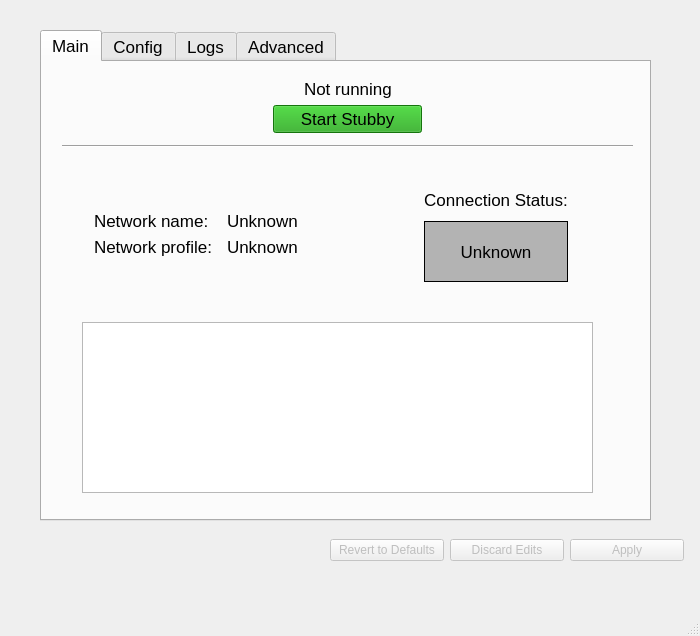
The window that mainwindow.ui (Sinodun/Stubby_Manager) describes before a commit, drawn with Qt 5.
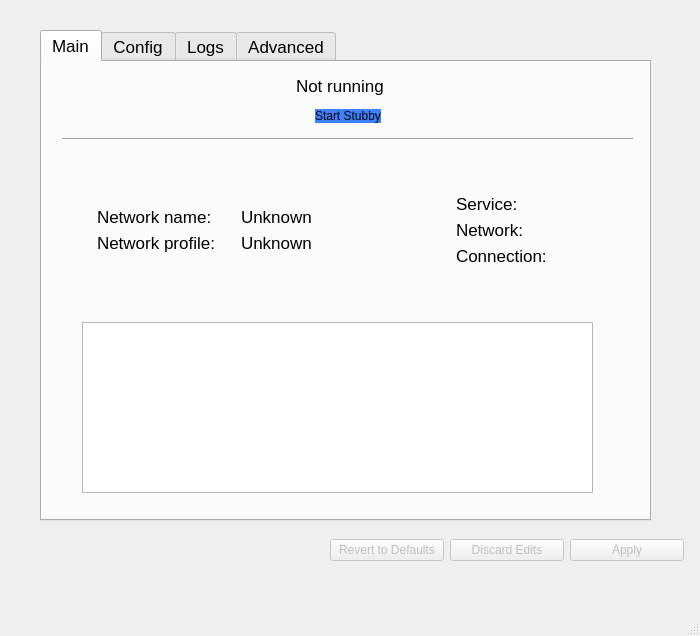
The same window after the commit.

Commit message: Add individual status buttons

```diff
--- a/mainwindow.ui
+++ b/mainwindow.ui
@@ -53,7 +53,7 @@
       </property>
       <layout class="QVBoxLayout" name="verticalLayout" stretch="1,1,0,0,6">
        <item>
-        <layout class="QHBoxLayout" name="horizontalLayout" stretch="0,0,0">
+        <layout class="QHBoxLayout" name="horizontalLayout" stretch="0,0,0,0">
          <item>
           <spacer name="horizontalSpacer">
            <property name="orientation">
@@ -69,17 +69,18 @@
          </item>
          <item>
           <widget class="QLabel" name="runningStatus">
-           <property name="font">
-            <font>
-             <family>Arial</family>
-             <pointsize>13</pointsize>
-            </font>
-           </property>
            <property name="text">
             <string>Not running</string>
            </property>
            <property name="alignment">
-            <set>Qt::AlignBottom|Qt::AlignLeading|Qt::AlignLeft</set>
+            <set>Qt::AlignLeading|Qt::AlignLeft|Qt::AlignVCenter</set>
+           </property>
+          </widget>
+         </item>
+         <item>
+          <widget class="QLabel" name="stubbyStatus">
+           <property name="text">
+            <string/>
            </property>
           </widget>
          </item>
@@ -99,7 +100,7 @@
         </layout>
        </item>
        <item>
-        <layout class="QHBoxLayout" name="horizontalLayout_5" stretch="10,7,10">
+        <layout class="QHBoxLayout" name="horizontalLayout_5" stretch="10,0,10">
          <item>
           <spacer name="horizontalSpacer_8">
            <property name="orientation">
@@ -115,18 +116,12 @@
          </item>
          <item>
           <widget class="QPushButton" name="startStopButton">
-           <property name="font">
-            <font>
-             <pointsize>13</pointsize>
-            </font>
-           </property>
            <property name="autoFillBackground">
             <bool>false</bool>
            </property>
            <property name="styleSheet">
-            <string notr="true">background-color: rgb(29, 163, 18);
-
-</string>
+            <string notr="true">border:none;
+background-color: rgb(60, 130, 255);</string>
            </property>
            <property name="text">
             <string>Start Stubby</string>
@@ -263,7 +258,7 @@
           </spacer>
          </item>
          <item>
-          <layout class="QVBoxLayout" name="verticalLayout_3" stretch="10,10,20,10">
+          <layout class="QVBoxLayout" name="verticalLayout_3" stretch="10,0,0,0,10">
            <item>
             <spacer name="verticalSpacer_5">
              <property name="orientation">
@@ -278,44 +273,70 @@
             </spacer>
            </item>
            <item>
+            <layout class="QHBoxLayout" name="horizontalLayout_12" stretch="7,3">
+             <item>
             <widget class="QLabel" name="label">
-             <property name="font">
-              <font>
-               <family>Arial</family>
-               <pointsize>13</pointsize>
-              </font>
-             </property>
+               <property name="text">
+                <string>Service:   </string>
+               </property>
+              </widget>
+             </item>
+             <item>
+              <widget class="QLabel" name="serviceStatus">
              <property name="text">
-              <string>Connection Status:</string>
+                <string/>
              </property>
              <property name="alignment">
-              <set>Qt::AlignCenter</set>
+                <set>Qt::AlignRight|Qt::AlignTrailing|Qt::AlignVCenter</set>
              </property>
             </widget>
            </item>
+            </layout>
+           </item>
            <item>
-            <widget class="QLabel" name="conn_status">
-             <property name="font">
-              <font>
-               <pointsize>13</pointsize>
-              </font>
-             </property>
-             <property name="styleSheet">
-              <string notr="true">background-color: rgb(179, 179, 179);</string>
-             </property>
-             <property name="frameShape">
-              <enum>QFrame::Box</enum>
-             </property>
+            <layout class="QHBoxLayout" name="horizontalLayout_13" stretch="7,3">
+             <item>
+              <widget class="QLabel" name="label_5">
+               <property name="text">
+                <string>Network:  </string>
+               </property>
+               <property name="alignment">
+                <set>Qt::AlignLeading|Qt::AlignLeft|Qt::AlignVCenter</set>
+               </property>
+              </widget>
+             </item>
+             <item>
+              <widget class="QLabel" name="networkStatus">
+               <property name="text">
+                <string/>
+               </property>
+               <property name="alignment">
+                <set>Qt::AlignRight|Qt::AlignTrailing|Qt::AlignVCenter</set>
+               </property>
+              </widget>
+             </item>
+            </layout>
+           </item>
+           <item>
+            <layout class="QHBoxLayout" name="horizontalLayout_14" stretch="7,3">
+             <item>
+              <widget class="QLabel" name="label_4">
              <property name="text">
-              <string>Unknown</string>
-             </property>
-             <property name="textFormat">
-              <enum>Qt::AutoText</enum>
+                <string>Connection:</string>
+               </property>
+              </widget>
+             </item>
+             <item>
+              <widget class="QLabel" name="connectStatus">
+               <property name="text">
+                <string/>
              </property>
              <property name="alignment">
-              <set>Qt::AlignCenter</set>
-             </property>
-            </widget>
+                <set>Qt::AlignRight|Qt::AlignTrailing|Qt::AlignVCenter</set>
+               </property>
+              </widget>
+             </item>
+            </layout>
            </item>
            <item>
             <spacer name="verticalSpacer_4">
```
Left out of the diff: 3 changed lines with no effect on the pictures. Lines whose indentation alone changed are shown as unchanged. The commit also changes 3 other files.
